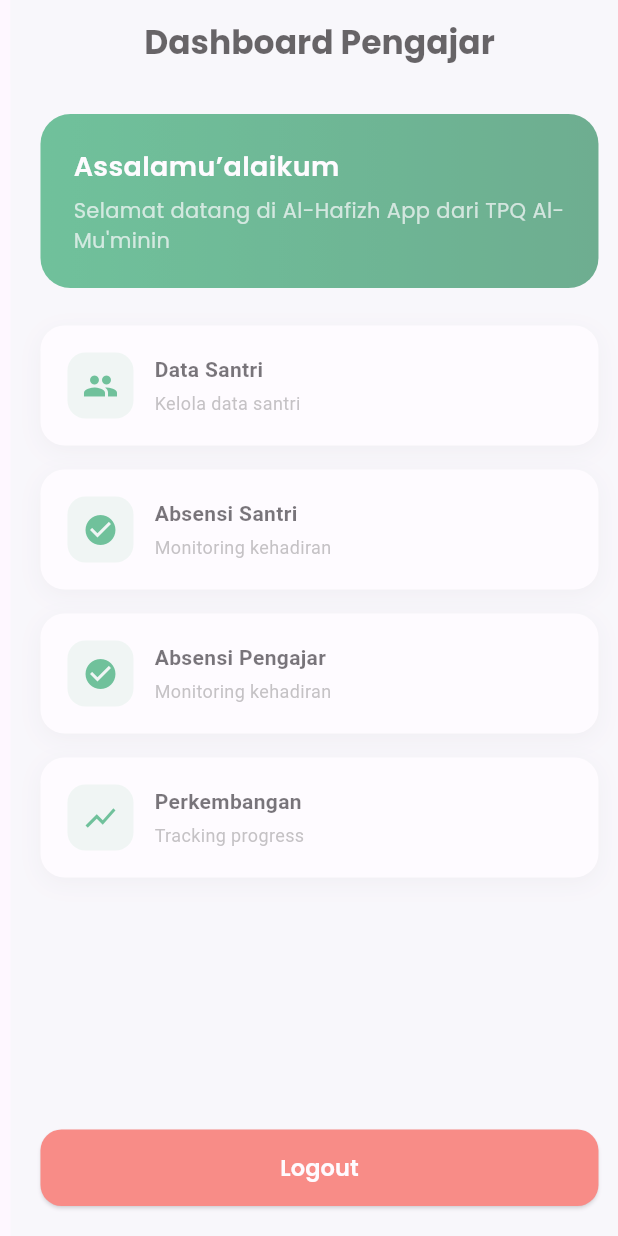
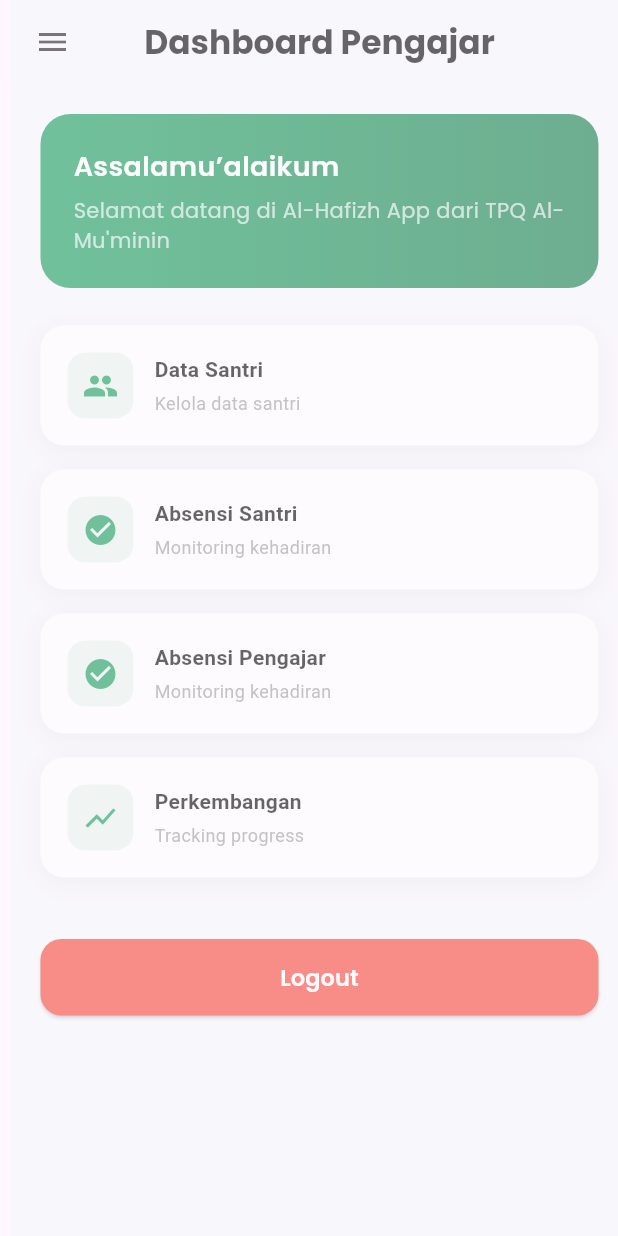
Before and after one commit to reijimuhammado2409/belajar_flutter_rezy, a Flutter app: the screen it shows after launch, after a tap on "Login", on a phone screen of 412 x 824 dp. Run offline on Flutter 3.47's test engine with Material 3 defaults, Android fonts, the phone set to English and light mode, and no system bars.

Commit message:
fix tugas 7

```diff
--- /dev/null
+++ b/lib/day_12/dashboardTPQ.dart
@@ -0,0 +1,347 @@
+import 'package:flutter/material.dart';
+import 'package:flutter/rendering.dart';
+import 'LoginTPQ.dart';
+
+class DashboardTPQ extends StatefulWidget {
+  const DashboardTPQ({super.key});
+
+  @override
+  State<DashboardTPQ> createState() => _DashboardTPQState();
+}
+
+class _DashboardTPQState extends State<DashboardTPQ> {
+
+  // Tugas 7  fitur switch part 1 ganti mode gelap dan terang
+  bool isDarkMode = false;
+
+  // Tugas 7 fitur dropdown part 1
+  String? selectedKelas;
+
+  // tugas 7 fitur checkbox part 1
+  bool isChecked = false;
+
+  // tugas 7 fitur date picker part 1
+  DateTime? selectedDate;
+
+  // tugas 7 fitur date time picker part 1
+  TimeOfDay? selectedTime;
+
+  //tugas 7 date picker part 2
+  Future<void> pickDate() async{
+    DateTime? picked = await showDatePicker(
+      context: context,
+      initialDate: DateTime.now(),
+      firstDate: DateTime(2020),
+      lastDate: DateTime(2030),
+    );
+
+    if (picked != null) {
+      setState(() {
+        selectedDate = picked;
+      });
+    }
+  }
+
+  //tugas 7 fitur time picker part 2
+  Future<void> pickTime() async {
+    TimeOfDay? picked = await showTimePicker(
+      context: context,
+      initialTime: TimeOfDay.now(),
+    );
+
+    if (picked != null) {
+      setState(() {
+        selectedTime = picked;
+      });
+    }
+  }
+
+  // tugas 7 fitur dropdown part 2
+  final List<String> kelasList = [
+    "Jilid 1",
+    "Jilid 2",
+    "Tahfidz",
+    "Remedial"
+  ];
+
+  Widget menuCard(String title, String subtitle, IconData icon) {
+    return Container(
+      margin: const EdgeInsets.only(bottom: 16),
+      padding: const EdgeInsets.all(18),
+      decoration: BoxDecoration(
+        color: isDarkMode ? Colors.grey[900] : Colors.white,
+        borderRadius: BorderRadius.circular(16),
+        boxShadow: [
+          BoxShadow(
+            color: Colors.black.withOpacity(0.05),
+            blurRadius: 12,
+            offset: const Offset(0, 4),
+          )
+        ],
+      ),
+      child: Row(
+        children: [
+          Container(
+            padding: const EdgeInsets.all(10),
+            decoration: BoxDecoration(
+              color: const Color(0xFF0F9D58).withOpacity(0.1),
+              borderRadius: BorderRadius.circular(12),
+            ),
+            child: Icon(icon, color: const Color(0xFF0F9D58)),
+          ),
+          const SizedBox(width: 14),
+          Column(
+            crossAxisAlignment: CrossAxisAlignment.start,
+            children: [
+              Text(
+                title,
+                style: TextStyle(
+                  fontWeight: FontWeight.w600,
+                  fontSize: 14,
+                  color: isDarkMode ? Colors.white : Colors.black,
+                ),
+              ),
+              const SizedBox(height: 4),
+              Text(
+                subtitle,
+                style: const TextStyle(
+                  fontSize: 12,
+                  color: Colors.grey,
+                ),
+              ),
+            ],
+          )
+        ],
+      ),
+    );
+  }
+
+  @override
+  Widget build(BuildContext context) {
+    return Scaffold(
+
+      // tugas 7 fitur switch part 2 mode terang gelap
+      backgroundColor: isDarkMode ? Colors.black : const Color(0xFFF5F7F9),
+
+      appBar: AppBar(
+        elevation: 0,
+        backgroundColor:isDarkMode ? Colors.black : const Color(0xFFF5F7F9),
+        centerTitle: true,
+        title:  Text(
+          "Dashboard Pengajar",
+          style: TextStyle(
+            fontFamily: "Poppins",
+            fontWeight: FontWeight.w700,
+            color: isDarkMode ? Colors.white : Colors.black),
+        ),
+      ),
+
+      //  DRAWERRRRRRRRRRRRRRRRRRRRRRRRRRRRRRRRRRRRRRRRRRRR
+      drawer: Drawer(
+        backgroundColor: isDarkMode ? Colors.black : Colors.white,
+        child: ListView(
+          padding: EdgeInsets.zero,
+          children: [
+
+            DrawerHeader(
+              decoration: const BoxDecoration(
+                gradient: LinearGradient(
+                  colors: [Color(0xFF0F9D58), Color(0xFF0C7C45)],
+                ),
+              ),
+              child: const Text(
+                "Pengaturan & Filter",
+                style: TextStyle(
+                  color: Colors.white,
+                  fontSize: 18,
+                  fontWeight: FontWeight.w600,
+                  fontFamily: "Poppins",
+                ),
+              ),
+            ),
+
+            //tugas 7 fitur switch part 5 gelap terang
+            SwitchListTile(
+              title: Text(
+                "Mode Gelap",
+                style: TextStyle(
+                  fontFamily: "Poppins",
+                  color: isDarkMode ? Colors.white : Colors.black,
+                ),
+              ),
+              value: isDarkMode,
+              onChanged: (value){
+                setState(() {
+                  isDarkMode = value;
+                });
+              },
+            ),
+
+            const Divider(),
+
+            // tugas 7 fitur dropdown part 3
+            Padding(
+              padding: const EdgeInsets.symmetric(horizontal: 16),
+              child: DropdownButton<String>(
+                value: selectedKelas,
+                dropdownColor: isDarkMode ? Colors.grey[850] : Colors.white,
+                isExpanded: true,
+                underline: const SizedBox(),
+                hint: Text(
+                  "Pilih Kelas",
+                  style: TextStyle(
+                    color: isDarkMode ? Colors.white70 : Colors.grey,
+                  ),
+                ),
+                items: kelasList.map((kelas){
+                  return DropdownMenuItem<String>(
+                    value: kelas,
+                    child: Text(
+                      kelas,
+                      style: TextStyle(
+                        color: isDarkMode ? Colors.white : Colors.black,
+                      ),
+                    ),
+                  );
+                }).toList(),
+                onChanged: (value){
+                  setState((){
+                    selectedKelas = value;
+                  });
+                },
+              ),
+            ),
+
+            const Divider(),
+
+            //tugas 7 fitur checkbox part 2
+            CheckboxListTile(
+              title: Text(
+                "Saya hadir",
+                style: TextStyle(
+                  fontFamily: "Poppins",
+                  color: isDarkMode ? Colors.white : Colors.black,
+                ),
+              ),
+              value: isChecked,
+              onChanged: (value){
+                setState(() {
+                  isChecked = value!;
+                });
+              },
+            ),
+
+            const Divider(),
+
+            //tugas 7 fitur date picker part 3
+            ListTile(
+              title: Text(
+                selectedDate == null
+                  ? "Pilih Tanggal"
+                  : "Tanggal: ${selectedDate!.day}/${selectedDate!.month}/${selectedDate!.year}",
+                style: TextStyle(
+                  color: isDarkMode ? Colors.white : Colors.black,
+                ),
+              ),
+              onTap: pickDate,
+            ),
+
+            //tugas 7 date timer part 3
+            ListTile(
+              title: Text(
+                selectedTime == null
+                  ? "Pilih Jam"
+                  : "Jam: ${selectedTime!.format(context)}",
+                style: TextStyle(
+                  color: isDarkMode ? Colors.white : Colors.black,
+                ),
+              ),
+              onTap: pickTime,
+            ),
+          ],
+        ),
+      ),
+      // END DRAWERRRRRRRRRRRRRRRRRRRRRRR
+
+      body: SingleChildScrollView(
+        child: Padding(
+          padding: const EdgeInsets.all(20.0),
+          child: Column(
+            children: [
+
+              Container(
+                width: double.infinity,
+                padding: const EdgeInsets.all(22),
+                decoration: BoxDecoration(
+                  gradient: const LinearGradient(
+                    colors: [Color(0xFF0F9D58), Color(0xFF0C7C45)],
+                  ),
+                  borderRadius: BorderRadius.circular(20),
+                ),
+                child: const Column(
+                  crossAxisAlignment: CrossAxisAlignment.start,
+                  children: [
+                    Text(
+                      "Assalamu’alaikum",
+                      style: TextStyle(
+                        color: Colors.white,
+                        fontFamily: "Poppins",
+                        fontSize: 18,
+                        fontWeight: FontWeight.w600,
+                      ),
+                    ),
+                    SizedBox(height: 6),
+                    Text(
+                      "Selamat datang di Al-Hafizh App dari TPQ Al-Mu'minin",
+                      style: TextStyle(
+                        fontFamily: "Poppins",
+                        color: Colors.white70,),
+                    ),
+                  ],
+                ),
+              ),
+
+              const SizedBox(height: 25),
+
+              menuCard("Data Santri", "Kelola data santri", Icons.people),
+              menuCard("Absensi Santri", "Monitoring kehadiran", Icons.check_circle),
+              menuCard("Absensi Pengajar", "Monitoring kehadiran", Icons.check_circle),
+              menuCard("Perkembangan", "Tracking progress", Icons.show_chart),
+
+              const SizedBox(height: 25),
+
+              SizedBox(
+                width: double.infinity,
+                child: ElevatedButton(
+                  style: ElevatedButton.styleFrom(
+                    backgroundColor: Colors.red,
+                    padding: const EdgeInsets.symmetric(vertical: 15),
+                    shape: RoundedRectangleBorder(
+                      borderRadius: BorderRadius.circular(14),
+                    ),
+                  ),
+                  onPressed: () {
+                    Navigator.pushReplacement(
+                      context,
+                      MaterialPageRoute(
+                        builder: (_) => const LoginTPQ(),
+                      ),
+                    );
+                  },
+                  child: const Text("Logout",
+                      style: TextStyle(
+                        fontFamily: "Poppins",
+                        color: Colors.white,
+                        fontSize: 15,
+                        fontWeight: FontWeight.w600,
+                      ),
+                  ),
+                ),
+              )
+            ],
+          ),
+        ),
+      ),
+    );
+  }
+}
--- a/lib/day_12/tugas7.dart
+++ b/lib/day_12/logintpq.dart
@@ -1,14 +1,15 @@
+import 'package:belajar_flutter_rezy/day_12/dashboardTPQ.dart';
 import 'package:flutter/material.dart';
-import 'tugas8.dart';
+import 'dashboardTPQ.dart';
 
-class Tugas7 extends StatefulWidget {
-  const Tugas7({super.key});
+class LoginTPQ extends StatefulWidget {
+  const LoginTPQ({super.key});
 
   @override
-  State<Tugas7> createState() => _Tugas7State();
+  State<LoginTPQ> createState() => _LoginTPQState();
 }
 
-class _Tugas7State extends State<Tugas7> {
+class _LoginTPQState extends State<LoginTPQ> {
 
   bool isObscure = true;
   bool isLoading = false;
@@ -27,7 +28,7 @@ class _Tugas7State extends State<Tugas7> {
 
     Navigator.pushReplacement(
       context,
-      MaterialPageRoute(builder: (_) => const Tugas8()),
+      MaterialPageRoute(builder: (_) => const DashboardTPQ()),
     );
   }
 
--- a/lib/day_12/tugas8.dart
+++ /dev/null
@@ -1,158 +0,0 @@
-import 'package:belajar_flutter_rezy/day_11/login.dart';
-import 'package:flutter/material.dart';
-import 'tugas7.dart';
-
-class Tugas8 extends StatelessWidget {
-  const Tugas8({super.key});
-
-  Widget menuCard(String title, String subtitle, IconData icon) {
-    return Container(
-      margin: const EdgeInsets.only(bottom: 16),
-      padding: const EdgeInsets.all(18),
-      decoration: BoxDecoration(
-        color: Colors.white,
-        borderRadius: BorderRadius.circular(16),
-        boxShadow: [
-          BoxShadow(
-            color: Colors.black.withOpacity(0.05),
-            blurRadius: 12,
-            offset: const Offset(0, 4),
-          )
-        ],
-      ),
-      child: Row(
-        children: [
-          Container(
-            padding: const EdgeInsets.all(10),
-            decoration: BoxDecoration(
-              color: const Color(0xFF0F9D58).withOpacity(0.1),
-              borderRadius: BorderRadius.circular(12),
-            ),
-            child: Icon(icon, color: const Color(0xFF0F9D58)),
-          ),
-
-          const SizedBox(width: 14),
-
-          Column(
-            crossAxisAlignment: CrossAxisAlignment.start,
-            children: [
-              Text(
-                title,
-                style: const TextStyle(
-                  fontWeight: FontWeight.w600,
-                  fontSize: 14,
-                ),
-              ),
-              const SizedBox(height: 4),
-              Text(
-                subtitle,
-                style: const TextStyle(
-                  fontSize: 12,
-                  color: Colors.grey,
-                ),
-              ),
-            ],
-          )
-        ],
-      ),
-    );
-  }
-
-  @override
-  Widget build(BuildContext context) {
-    return Scaffold(
-      backgroundColor: const Color(0xFFF5F7F9),
-
-      appBar: AppBar(
-        elevation: 0,
-        backgroundColor: const Color(0xFFF5F7F9),
-        centerTitle: true,
-        title: const Text(
-          "Dashboard Pengajar",
-          style: TextStyle(
-            fontFamily: "Poppins",
-            fontWeight: FontWeight.w700,
-            color: Colors.black),
-        ),
-      ),
-
-      body: Padding(
-        padding: const EdgeInsets.all(20.0),
-        child: Column(
-          children: [
-
-            Container(
-              width: double.infinity,
-              padding: const EdgeInsets.all(22),
-              decoration: BoxDecoration(
-                gradient: const LinearGradient(
-                  colors: [Color(0xFF0F9D58), Color(0xFF0C7C45)],
-                ),
-                borderRadius: BorderRadius.circular(20),
-              ),
-              child: const Column(
-                crossAxisAlignment: CrossAxisAlignment.start,
-                children: [
-                  Text(
-                    "Assalamu’alaikum",
-                    style: TextStyle(
-                      color: Colors.white,
-                      fontFamily: "Poppins",
-                      fontSize: 18,
-                      fontWeight: FontWeight.w600,
-                    ),
-                  ),
-                  SizedBox(height: 6),
-                  Text(
-                    "Selamat datang di Al-Hafizh App dari TPQ Al-Mu'minin",
-                    style: TextStyle(
-                      fontFamily: "Poppins",
-                      color: Colors.white70,),
-                  ),
-                ],
-              ),
-            ),
-
-            const SizedBox(height: 25),
-
-            menuCard("Data Santri", "Kelola data santri", Icons.people),
-            menuCard("Absensi Santri", "Monitoring kehadiran", Icons.check_circle),
-            menuCard("Absensi Pengajar", "Monitoring kehadiran", Icons.check_circle),
-            menuCard("Perkembangan", "Tracking progress", Icons.show_chart),
-
-            const Spacer(),
-
-            SizedBox(
-              width: double.infinity,
-              child: ElevatedButton(
-                style: ElevatedButton.styleFrom(
-                  backgroundColor: Colors.red,
-                  padding: const EdgeInsets.symmetric(vertical: 15),
-                  shape: RoundedRectangleBorder(
-                    borderRadius: BorderRadius.circular(14),
-                  ),
-                ),
-                onPressed: () {
-                  Navigator.pushReplacement(
-                    context,
-                    MaterialPageRoute(
-                      builder: (_) => const Login(),
-                    ),
-                  );
-                },
-                child: const Text("Logout",
-                    style: TextStyle(
-                      fontFamily: "Poppins",
-                      color: Colors.white,
-                      fontSize: 15,
-                      fontWeight: FontWeight.w600,
-                    ),
-                ),
-              ),
-            )
-          ],
-        ),
-      ),
-    );
-  }
-}
--- /dev/null
+++ b/lib/day_8/day_8.dart
@@ -0,0 +1,20 @@
+import 'package:flutter/material.dart';
+
+class day8 extends StatelessWidget {
+  const day8({super.key});
+
+  @override
+  Widget build(BuildContext context) {
+    return Scaffold(
+      body: Column(
+        children: [
+          Container(
+            height: 400,
+            width: 400,
+            color: Colors.blue,
+          ),
+        ],
+      ),
+    );
+  }
+}
--- a/lib/main.dart
+++ b/lib/main.dart
@@ -1,7 +1,7 @@
 import 'package:belajar_flutter_rezy/day10/percobaan10.dart';
 import 'package:belajar_flutter_rezy/day10/tugas5.dart';
 import 'package:belajar_flutter_rezy/day_11/login.dart';
-import 'package:belajar_flutter_rezy/day_12/tugas7.dart';
+import 'package:belajar_flutter_rezy/day_12/logintpq.dart';
 import 'package:belajar_flutter_rezy/day_7/percobaan.dart';
 import 'package:belajar_flutter_rezy/day_7/sidebox.dart';
 import 'package:belajar_flutter_rezy/day_7/tugas_2.dart';
@@ -39,7 +39,7 @@ class MyApp extends StatelessWidget {
         // tested with just a hot reload.
         colorScheme: .fromSeed(seedColor: Colors.deepPurple),
       ),
-      home: Tugas7(),
+      home: LoginTPQ(),
     );
   }
 }
```
Also changed, not shown: lib/day_7/tugas_2.dart (+0 -10 lines), pubspec.lock.
